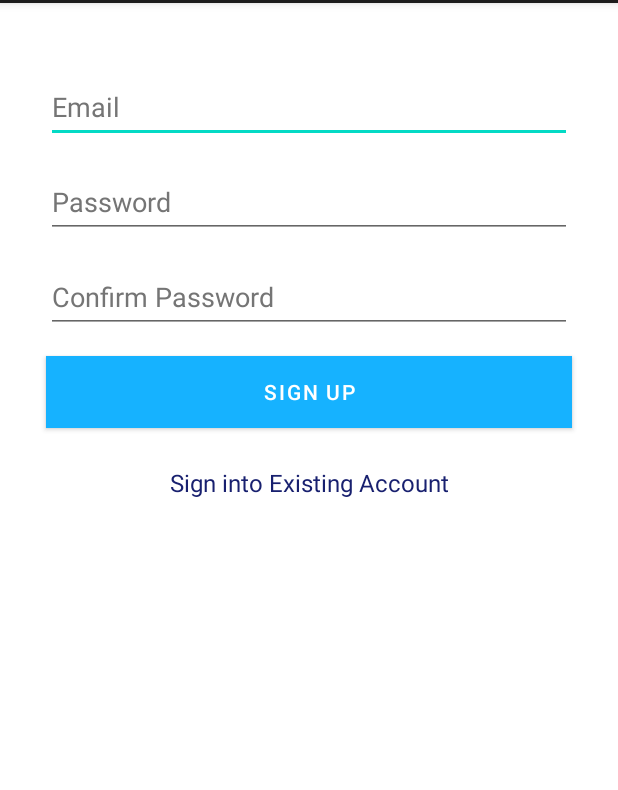
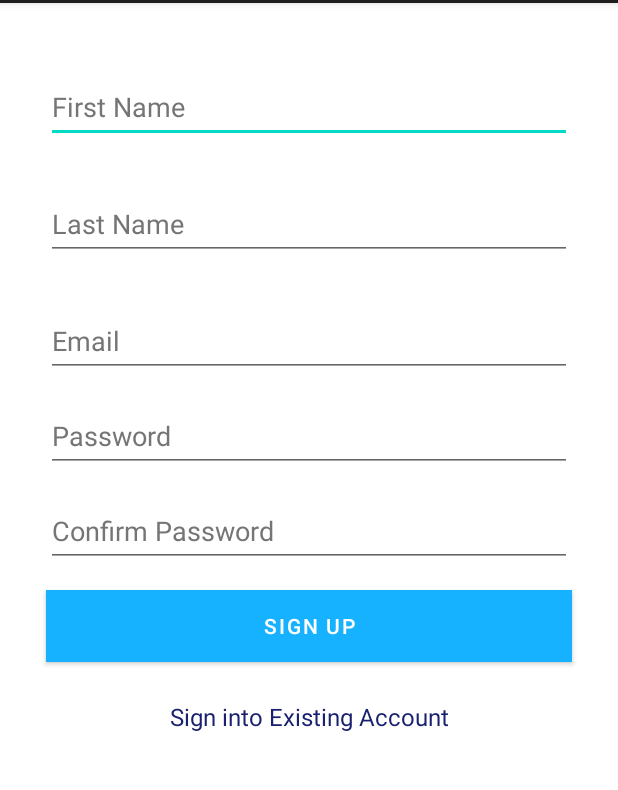
Before and after one commit to agushini/PollinationID, an Android app: the RegestrationActivity screen opened directly, with no data from a screen before it, on a phone screen of 412 x 824 dp, the part 81-871 px from its top. Run offline under Robolectric (Android 15) with nearby library versions, the phone set to English and light mode, and no system bars; our stand-ins replace Firebase (no records; nobody signed in at launch, a user with empty details on screens opened directly).

Commit message:
Update activity_regestration.xml

```diff
--- a/app/src/main/res/layout/activity_regestration.xml
+++ b/app/src/main/res/layout/activity_regestration.xml
@@ -19,6 +19,31 @@
         app:layout_constraintEnd_toEndOf="parent"
         app:layout_constraintStart_toStartOf="parent"
         app:layout_constraintTop_toTopOf="parent">
+
+        <EditText
+            android:id="@+id/etFirstName"
+            android:layout_width="match_parent"
+            android:layout_height="wrap_content"
+            android:layout_marginLeft="15dp"
+            android:layout_marginTop="30dp"
+            android:layout_marginRight="15dp"
+            android:ems="10"
+            android:hint="First Name"
+            android:inputType="text"
+            android:minHeight="48dp"
+            android:textColorHint="#757575" />
+        <EditText
+            android:id="@+id/etLastName"
+            android:layout_width="match_parent"
+            android:layout_height="wrap_content"
+            android:layout_marginLeft="15dp"
+            android:layout_marginTop="30dp"
+            android:layout_marginRight="15dp"
+            android:ems="10"
+            android:hint="Last Name"
+            android:inputType="text"
+            android:minHeight="48dp"
+            android:textColorHint="#757575" />
 
         <EditText
             android:id="@+id/etSEmailAddress"
```
